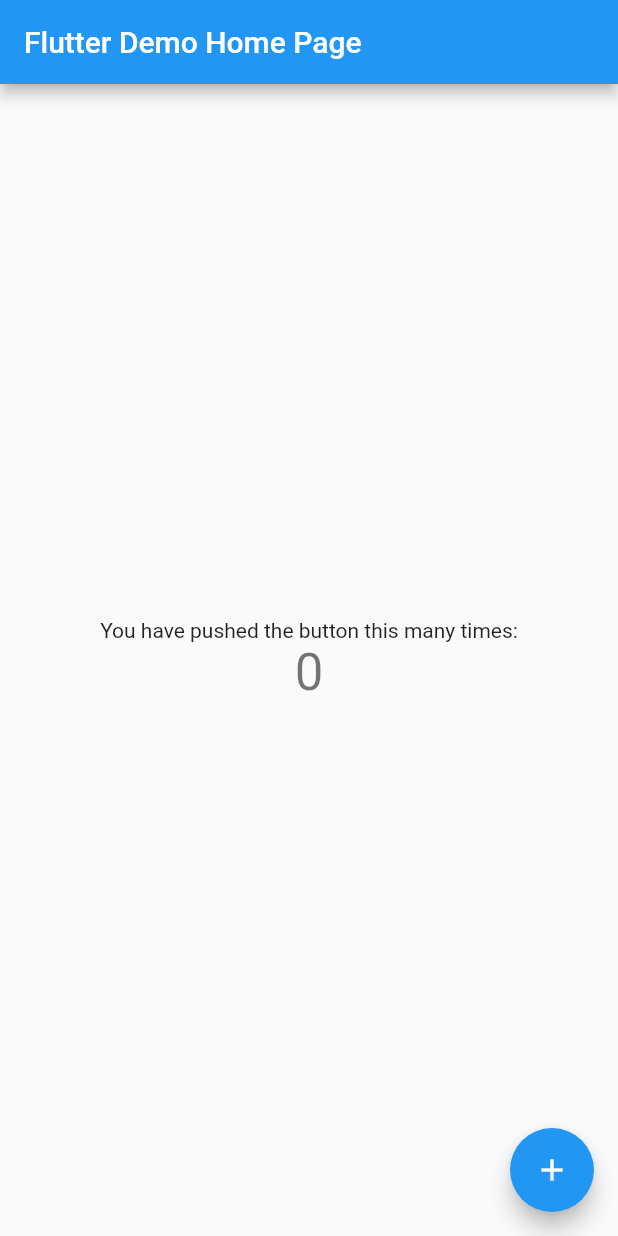
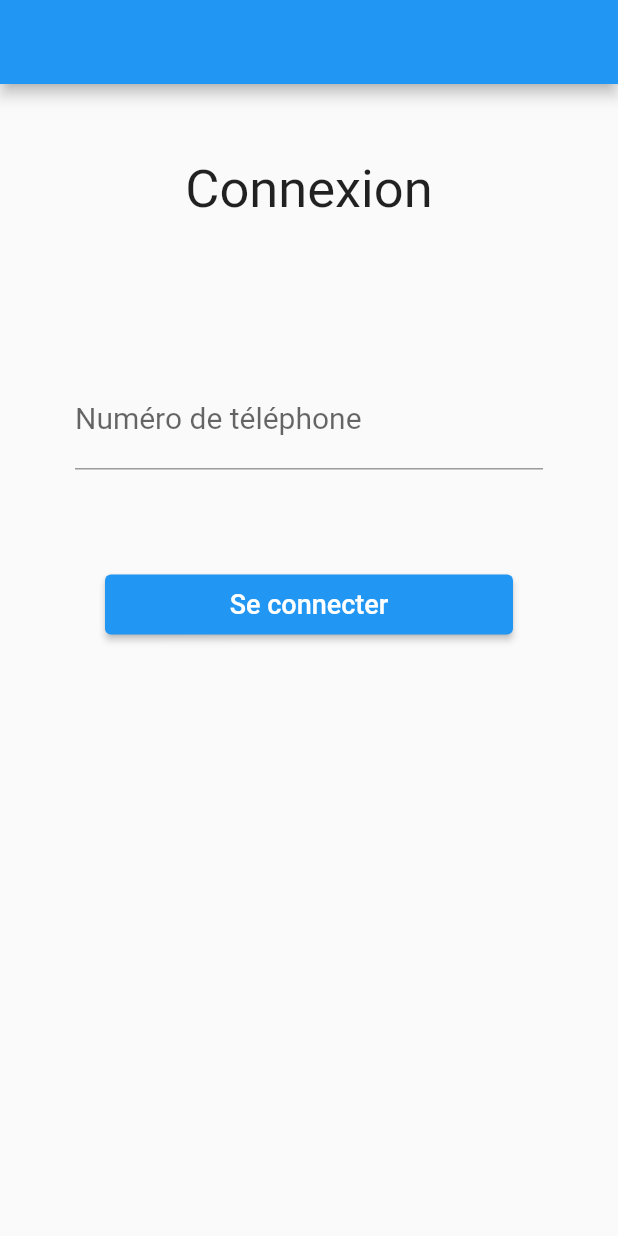
Before and after one commit to ThomasLC-Dev/contacts_app, a Flutter app: the screen it shows after launch, on a phone screen of 412 x 824 dp. Run offline on Flutter 3.47's test engine with Material 2 defaults, Android fonts, the phone set to English and light mode, and no system bars; our stand-ins replace shared_preferences.

Commit message:
Add LoginPage and HomePage

```diff
--- /dev/null
+++ b/lib/login.dart
@@ -0,0 +1,110 @@
+import 'package:contacts_app/home.dart';
+import 'package:flutter/material.dart';
+import 'package:shared_preferences/shared_preferences.dart';
+
+class Login extends StatefulWidget{
+  const Login({super.key});
+
+  @override
+  State<Login> createState() => _LoginState();
+}
+
+class _LoginState extends State<Login>{
+  String _number = "";
+  String _errorMessage = "";
+
+  login(BuildContext context){
+    if(_number.length == 10){
+      _saveNumber();
+      navigateToHomePage(context);
+    }
+    else{
+      setState(() {
+        _errorMessage = "Numéro trop court !";
+      });
+    }
+  }
+
+  navigateToHomePage(context){
+    Navigator.pushReplacement(context, MaterialPageRoute(builder: (context) => const Home()));
+  }
+
+  _numberChanged(value){
+    setState(() {
+      _number = value;
+    });
+  }
+
+  Future<bool> _saveNumber() async{
+    SharedPreferences prefs = await SharedPreferences.getInstance();
+    return prefs.setString('number', _number);
+  }
+
+  Future<String> _getNumber() async{
+    SharedPreferences prefs = await SharedPreferences.getInstance();
+    return prefs.getString('number') ?? "";
+  }
+
+  _checkNumberAlreadyStore(context) async{
+    if(await _getNumber() != ""){
+      navigateToHomePage(context);
+    }
+  }
+
+  @override
+  Widget build(BuildContext context) {
+
+    _checkNumberAlreadyStore(context);
+
+    return DefaultTabController(
+      length: 2,
+      child: Scaffold(
+        appBar: AppBar(),
+        body: Column(
+                crossAxisAlignment: CrossAxisAlignment.stretch,
+                children: [
+                  const SizedBox(
+                    height: 50,
+                  ),
+                  const Text(
+                    "Connexion",
+                    textAlign: TextAlign.center,
+                    style: TextStyle(fontSize: 35.0),
+                  ),
+                  const SizedBox(
+                    height: 100.0,
+                  ),
+                  Container(
+                    margin: const EdgeInsets.symmetric(horizontal: 50),
+                    child: Column(children: [
+                      TextFormField(
+                        decoration: const InputDecoration(
+                            label: Text("Numéro de téléphone")),
+                        keyboardType: TextInputType.phone,
+                        style: const TextStyle(
+                          fontSize: 20.0,
+                        ),
+                        onChanged: _numberChanged,
+                      ),
+                      if (_errorMessage != "") Text(_errorMessage)
+                    ]),
+                  ),
+                  Container(
+                    height: 40,
+                    margin: const EdgeInsets.symmetric(horizontal:70, vertical: 70),
+                    child: ElevatedButton(
+                      onPressed: () => login(context),
+                      child: const Text(
+                        "Se connecter",
+                        style: TextStyle(
+                          fontSize: 18
+                        ),
+                      )
+                    ),
+                  )
+                ],
+              ),
+        ),
+    );
+  }
+}
--- a/lib/main.dart
+++ b/lib/main.dart
@@ -1,3 +1,4 @@
+import 'package:contacts_app/login.dart';
 import 'package:flutter/material.dart';
 
 void main() {
@@ -7,109 +8,14 @@ void main() {
 class MyApp extends StatelessWidget {
   const MyApp({super.key});
 
-  // This widget is the root of your application.
   @override
   Widget build(BuildContext context) {
     return MaterialApp(
       title: 'Flutter Demo',
       theme: ThemeData(
-        // This is the theme of your application.
-        //
-        // Try running your application with "flutter run". You'll see the
-        // application has a blue toolbar. Then, without quitting the app, try
-        // changing the primarySwatch below to Colors.green and then invoke
-        // "hot reload" (press "r" in the console where you ran "flutter run",
-        // or simply save your changes to "hot reload" in a Flutter IDE).
-        // Notice that the counter didn't reset back to zero; the application
-        // is not restarted.
         primarySwatch: Colors.blue,
       ),
-      home: const MyHomePage(title: 'Flutter Demo Home Page'),
+      home: const Login(),
     );
   }
 }
-
-class MyHomePage extends StatefulWidget {
-  const MyHomePage({super.key, required this.title});
-
-  // This widget is the home page of your application. It is stateful, meaning
-  // that it has a State object (defined below) that contains fields that affect
-  // how it looks.
-
-  // This class is the configuration for the state. It holds the values (in this
-  // case the title) provided by the parent (in this case the App widget) and
-  // used by the build method of the State. Fields in a Widget subclass are
-  // always marked "final".
-
-  final String title;
-
-  @override
-  State<MyHomePage> createState() => _MyHomePageState();
-}
-
-class _MyHomePageState extends State<MyHomePage> {
-  int _counter = 0;
-
-  void _incrementCounter() {
-    setState(() {
-      // This call to setState tells the Flutter framework that something has
-      // changed in this State, which causes it to rerun the build method below
-      // so that the display can reflect the updated values. If we changed
-      // _counter without calling setState(), then the build method would not be
-      // called again, and so nothing would appear to happen.
-      _counter++;
-    });
-  }
-
-  @override
-  Widget build(BuildContext context) {
-    // This method is rerun every time setState is called, for instance as done
-    // by the _incrementCounter method above.
-    //
-    // The Flutter framework has been optimized to make rerunning build methods
-    // fast, so that you can just rebuild anything that needs updating rather
-    // than having to individually change instances of widgets.
-    return Scaffold(
-      appBar: AppBar(
-        // Here we take the value from the MyHomePage object that was created by
-        // the App.build method, and use it to set our appbar title.
-        title: Text(widget.title),
-      ),
-      body: Center(
-        // Center is a layout widget. It takes a single child and positions it
-        // in the middle of the parent.
-        child: Column(
-          // Column is also a layout widget. It takes a list of children and
-          // arranges them vertically. By default, it sizes itself to fit its
-          // children horizontally, and tries to be as tall as its parent.
-          //
-          // Invoke "debug painting" (press "p" in the console, choose the
-          // "Toggle Debug Paint" action from the Flutter Inspector in Android
-          // Studio, or the "Toggle Debug Paint" command in Visual Studio Code)
-          // to see the wireframe for each widget.
-          //
-          // Column has various properties to control how it sizes itself and
-          // how it positions its children. Here we use mainAxisAlignment to
-          // center the children vertically; the main axis here is the vertical
-          // axis because Columns are vertical (the cross axis would be
-          // horizontal).
-          mainAxisAlignment: MainAxisAlignment.center,
-          children: <Widget>[
-            const Text(
-              'You have pushed the button this many times:',
-            ),
-            Text(
-              '$_counter',
-              style: Theme.of(context).textTheme.headline4,
-            ),
-          ],
-        ),
-      ),
-      floatingActionButton: FloatingActionButton(
-        onPressed: _incrementCounter,
-        tooltip: 'Increment',
-        child: const Icon(Icons.add),
-      ), // This trailing comma makes auto-formatting nicer for build methods.
-    );
-  }
-}
--- a/pubspec.yaml
+++ b/pubspec.yaml
@@ -31,6 +31,8 @@ environment:
 dependencies:
   flutter:
     sdk: flutter
+  shared_preferences: ^2.0.17
+  floor: ^1.4.1
 
 
   # The following adds the Cupertino Icons font to your application.
```
Also changed, not shown: lib/home.dart (added, +86 -0 lines), lib/models/contact.dart (added, +7 -0 lines), pubspec.lock, 2 other files.
